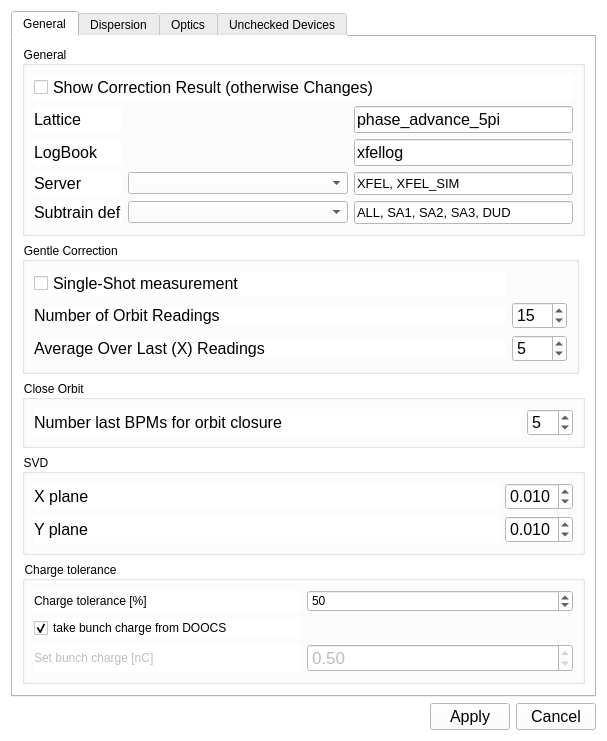
sergey-tomin/manul, file gui/UISettings.ui: the form before one commit.
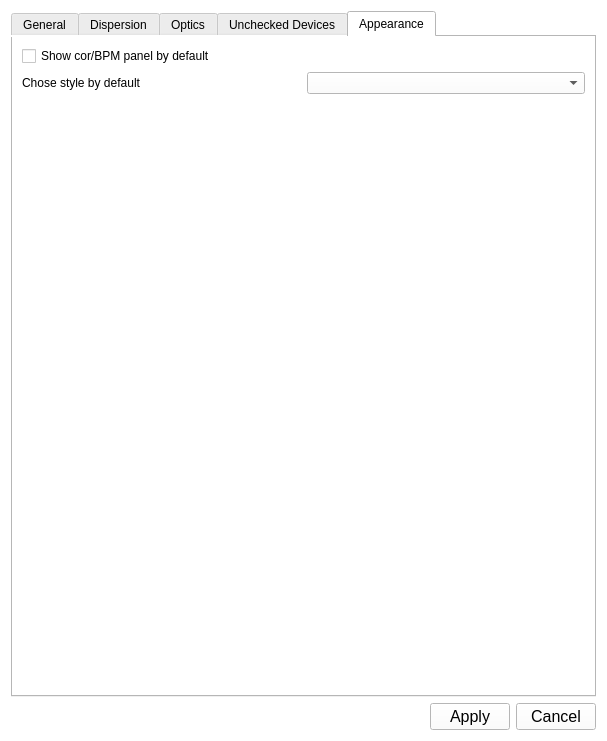
The form after the commit. The open tabs and pages were chosen to show the change.

Commit message: added new style, added option to hide/show correctors/BPM panel

Patch:
```diff
--- a/gui/UISettings.ui
+++ b/gui/UISettings.ui
@@ -869,6 +869,43 @@
        </item>
       </layout>
      </widget>
+     <widget class="QWidget" name="tab_5">
+      <attribute name="title">
+       <string>Appearance</string>
+      </attribute>
+      <layout class="QGridLayout" name="gridLayout_10">
+       <item row="1" column="0">
+        <widget class="QLabel" name="label_18">
+         <property name="text">
+          <string>Chose style by default</string>
+         </property>
+        </widget>
+       </item>
+       <item row="1" column="1">
+        <widget class="QComboBox" name="cb_style_def"/>
+       </item>
+       <item row="0" column="0">
+        <widget class="QCheckBox" name="cb_show_cor_panel">
+         <property name="text">
+          <string>Show cor/BPM panel by default</string>
+         </property>
+        </widget>
+       </item>
+       <item row="2" column="0">
+        <spacer name="verticalSpacer_5">
+         <property name="orientation">
+          <enum>Qt::Vertical</enum>
+         </property>
+         <property name="sizeHint" stdset="0">
+          <size>
+           <width>20</width>
+           <height>40</height>
+          </size>
+         </property>
+        </spacer>
+       </item>
+      </layout>
+     </widget>
     </widget>
    </item>
    <item row="1" column="0">
```
The commit also changes 52 other files.
